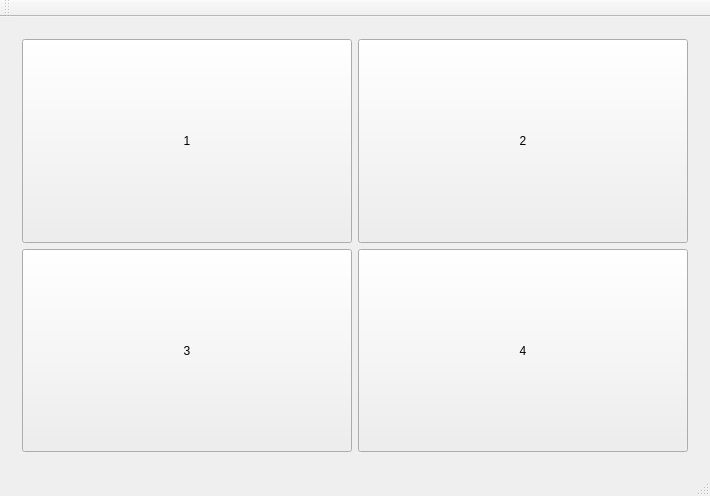
Before: the Qt Designer form Minesweeper.ui in CodeMan-P/Minesweeper, drawn with Qt 5.
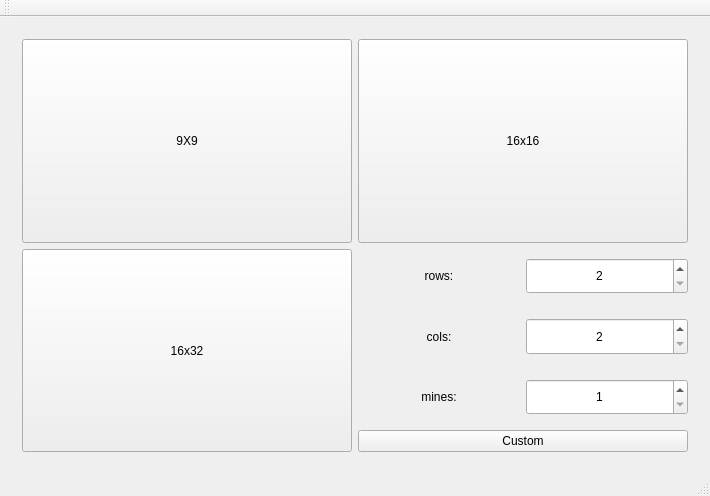
After: the same form once the commit is applied. The open tabs and pages were chosen to show the change. Custom widgets are drawn as their Qt base class.

What changed in the file:
```diff
--- a/Minesweeper.ui
+++ b/Minesweeper.ui
@@ -34,7 +34,26 @@
            </sizepolicy>
           </property>
           <property name="text">
-           <string>1</string>
+           <string>9X9</string>
+          </property>
+          <property name="iconSize">
+           <size>
+            <width>16</width>
+            <height>16</height>
+           </size>
+          </property>
+         </widget>
+        </item>
+        <item row="2" column="0">
+         <widget class="QPushButton" name="x16x32">
+          <property name="sizePolicy">
+           <sizepolicy hsizetype="Preferred" vsizetype="Preferred">
+            <horstretch>0</horstretch>
+            <verstretch>0</verstretch>
+           </sizepolicy>
+          </property>
+          <property name="text">
+           <string>16x32</string>
           </property>
          </widget>
         </item>
@@ -47,34 +66,177 @@
            </sizepolicy>
           </property>
           <property name="text">
-           <string>2</string>
+           <string>16x16</string>
           </property>
          </widget>
         </item>
-        <item row="1" column="0">
-         <widget class="QPushButton" name="pushButton_3">
-          <property name="sizePolicy">
-           <sizepolicy hsizetype="Preferred" vsizetype="Preferred">
-            <horstretch>0</horstretch>
-            <verstretch>0</verstretch>
-           </sizepolicy>
-          </property>
-          <property name="text">
-           <string>3</string>
-          </property>
-         </widget>
-        </item>
-        <item row="1" column="1">
-         <widget class="QPushButton" name="pushButton_4">
-          <property name="sizePolicy">
-           <sizepolicy hsizetype="Preferred" vsizetype="Preferred">
-            <horstretch>0</horstretch>
-            <verstretch>0</verstretch>
-           </sizepolicy>
-          </property>
-          <property name="text">
-           <string>4</string>
-          </property>
+        <item row="2" column="1">
+         <widget class="QWidget" name="customwidget" native="true">
+          <layout class="QVBoxLayout" name="verticalLayout">
+           <property name="leftMargin">
+            <number>0</number>
+           </property>
+           <property name="topMargin">
+            <number>0</number>
+           </property>
+           <property name="rightMargin">
+            <number>0</number>
+           </property>
+           <property name="bottomMargin">
+            <number>0</number>
+           </property>
+           <item>
+            <layout class="QHBoxLayout" name="horizontalLayout">
+             <property name="topMargin">
+              <number>9</number>
+             </property>
+             <property name="rightMargin">
+              <number>0</number>
+             </property>
+             <property name="bottomMargin">
+              <number>9</number>
+             </property>
+             <item>
+              <widget class="QLabel" name="label">
+               <property name="text">
+                <string>rows:</string>
+               </property>
+               <property name="textFormat">
+                <enum>Qt::AutoText</enum>
+               </property>
+               <property name="scaledContents">
+                <bool>false</bool>
+               </property>
+               <property name="alignment">
+                <set>Qt::AlignCenter</set>
+               </property>
+              </widget>
+             </item>
+             <item>
+              <widget class="QSpinBox" name="rowBox">
+               <property name="sizePolicy">
+                <sizepolicy hsizetype="Minimum" vsizetype="Preferred">
+                 <horstretch>0</horstretch>
+                 <verstretch>0</verstretch>
+                </sizepolicy>
+               </property>
+               <property name="alignment">
+                <set>Qt::AlignCenter</set>
+               </property>
+               <property name="minimum">
+                <number>2</number>
+               </property>
+               <property name="stepType">
+                <enum>QAbstractSpinBox::DefaultStepType</enum>
+               </property>
+              </widget>
+             </item>
+            </layout>
+           </item>
+           <item>
+            <layout class="QHBoxLayout" name="horizontalLayout_2">
+             <property name="topMargin">
+              <number>9</number>
+             </property>
+             <property name="rightMargin">
+              <number>0</number>
+             </property>
+             <property name="bottomMargin">
+              <number>9</number>
+             </property>
+             <item>
+              <widget class="QLabel" name="label_2">
+               <property name="text">
+                <string>cols:</string>
+               </property>
+               <property name="textFormat">
+                <enum>Qt::AutoText</enum>
+               </property>
+               <property name="scaledContents">
+                <bool>false</bool>
+               </property>
+               <property name="alignment">
+                <set>Qt::AlignCenter</set>
+               </property>
+              </widget>
+             </item>
+             <item>
+              <widget class="QSpinBox" name="colBox">
+               <property name="sizePolicy">
+                <sizepolicy hsizetype="Minimum" vsizetype="Preferred">
+                 <horstretch>0</horstretch>
+                 <verstretch>0</verstretch>
+                </sizepolicy>
+               </property>
+               <property name="alignment">
+                <set>Qt::AlignCenter</set>
+               </property>
+               <property name="minimum">
+                <number>2</number>
+               </property>
+               <property name="stepType">
+                <enum>QAbstractSpinBox::DefaultStepType</enum>
+               </property>
+              </widget>
+             </item>
+            </layout>
+           </item>
+           <item>
+            <layout class="QHBoxLayout" name="horizontalLayout_3">
+             <property name="topMargin">
+              <number>9</number>
+             </property>
+             <property name="rightMargin">
+              <number>0</number>
+             </property>
+             <property name="bottomMargin">
+              <number>9</number>
+             </property>
+             <item>
+              <widget class="QLabel" name="label_3">
+               <property name="text">
+                <string>mines:</string>
+               </property>
+               <property name="textFormat">
+                <enum>Qt::AutoText</enum>
+               </property>
+               <property name="scaledContents">
+                <bool>false</bool>
+               </property>
+               <property name="alignment">
+                <set>Qt::AlignCenter</set>
+               </property>
+              </widget>
+             </item>
+             <item>
+              <widget class="QSpinBox" name="minBox">
+               <property name="sizePolicy">
+                <sizepolicy hsizetype="Minimum" vsizetype="Preferred">
+                 <horstretch>0</horstretch>
+                 <verstretch>0</verstretch>
+                </sizepolicy>
+               </property>
+               <property name="alignment">
+                <set>Qt::AlignCenter</set>
+               </property>
+               <property name="minimum">
+                <number>1</number>
+               </property>
+               <property name="stepType">
+                <enum>QAbstractSpinBox::DefaultStepType</enum>
+               </property>
+              </widget>
+             </item>
+            </layout>
+           </item>
+           <item>
+            <widget class="QPushButton" name="customButton">
+             <property name="text">
+              <string>Custom</string>
+             </property>
+            </widget>
+           </item>
+          </layout>
          </widget>
         </item>
        </layout>
@@ -83,7 +245,6 @@
        <property name="styleSheet">
         <string notr="true"/>
        </property>
-       <layout class="QHBoxLayout" name="horizontalLayout" stretch=""/>
       </widget>
      </widget>
     </item>
```
Left out of the diff: 6 changed lines with no effect on the pictures.
